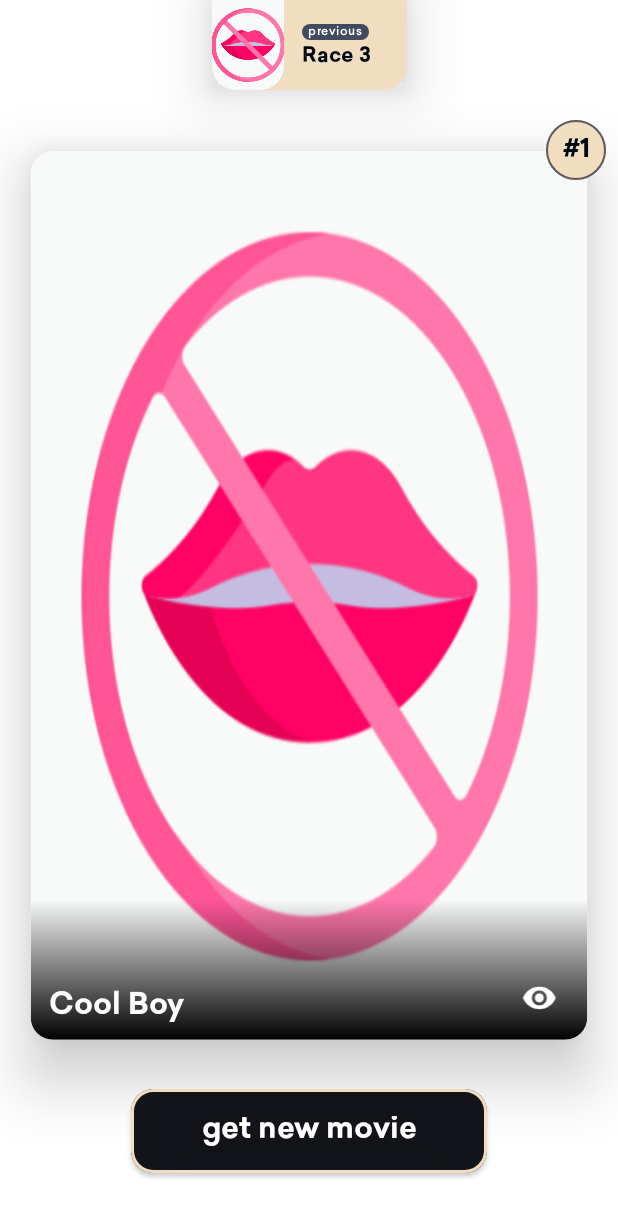
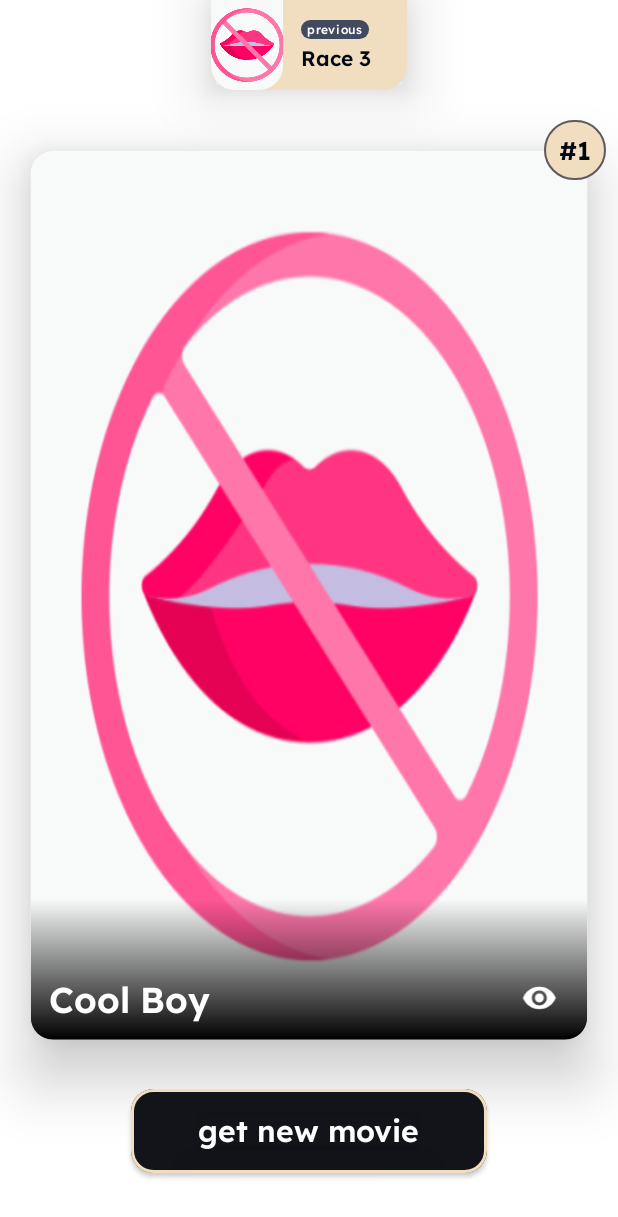
Before and after one commit to pratapnik/Movie_Ready, an Android app built with Jetpack Compose: the @Preview function LayoutPreview, on a phone screen of 412 x 824 dp. Shown: the top 1217 px of the screen. Run offline under Robolectric (Android 15) with nearby library versions, the phone set to English and light mode, and no system bars; pictures from the network do not load.

Commit message:
Updated Font to Lexend

```diff
--- a/app/src/main/java/com/odroid/movieready/theming/Fonts.kt
+++ b/app/src/main/java/com/odroid/movieready/theming/Fonts.kt
@@ -4,6 +4,7 @@ import androidx.compose.ui.text.font.Font
 import androidx.compose.ui.text.font.FontFamily
 import com.odroid.movieready.R
 
+//current font is Lexend
 val fontRegular = FontFamily(Font(R.font.font_regular))
 val fontBold = FontFamily(Font(R.font.font_bold))
 val fontMedium = FontFamily(Font(R.font.font_medium))
--- a/app/src/main/java/com/odroid/movieready/view/views/MovieSuggestionLayout.kt
+++ b/app/src/main/java/com/odroid/movieready/view/views/MovieSuggestionLayout.kt
@@ -154,7 +154,7 @@ fun MovieSuggestionCard(
             .fillMaxHeight()
             .fillMaxWidth()
     ) {
-        val infiniteTransition = rememberInfiniteTransition()
+        val infiniteTransition = rememberInfiniteTransition(label = "")
 
         val scale by infiniteTransition.animateFloat(
             initialValue = 0.98f,
@@ -162,7 +162,7 @@ fun MovieSuggestionCard(
             animationSpec = infiniteRepeatable(
                 animation = tween(1000),
                 repeatMode = RepeatMode.Reverse,
-            )
+            ), label = ""
         )
         GameplayTopView(
             lastSuggestedMovieName = lastSuggestedMovieName,
@@ -221,7 +221,7 @@ fun MovieSuggestionCard(
                                 text = title,
                                 style = TextStyle(
                                     fontFamily = fontBold,
-                                    fontSize = 20.sp,
+                                    fontSize = 24.sp,
                                     color = Color.White
                                 ),
                                 modifier = Modifier.fillMaxWidth(0.85F)
```
Also changed, not shown: app/src/main/res/font/font_bold.otf (deleted), app/src/main/res/font/font_bold.ttf (added), app/src/main/res/font/font_medium.otf (deleted), app/src/main/res/font/font_medium.ttf (added), app/src/main/res/font/font_regular.otf (deleted), app/src/main/res/font/font_regular.ttf (added).
